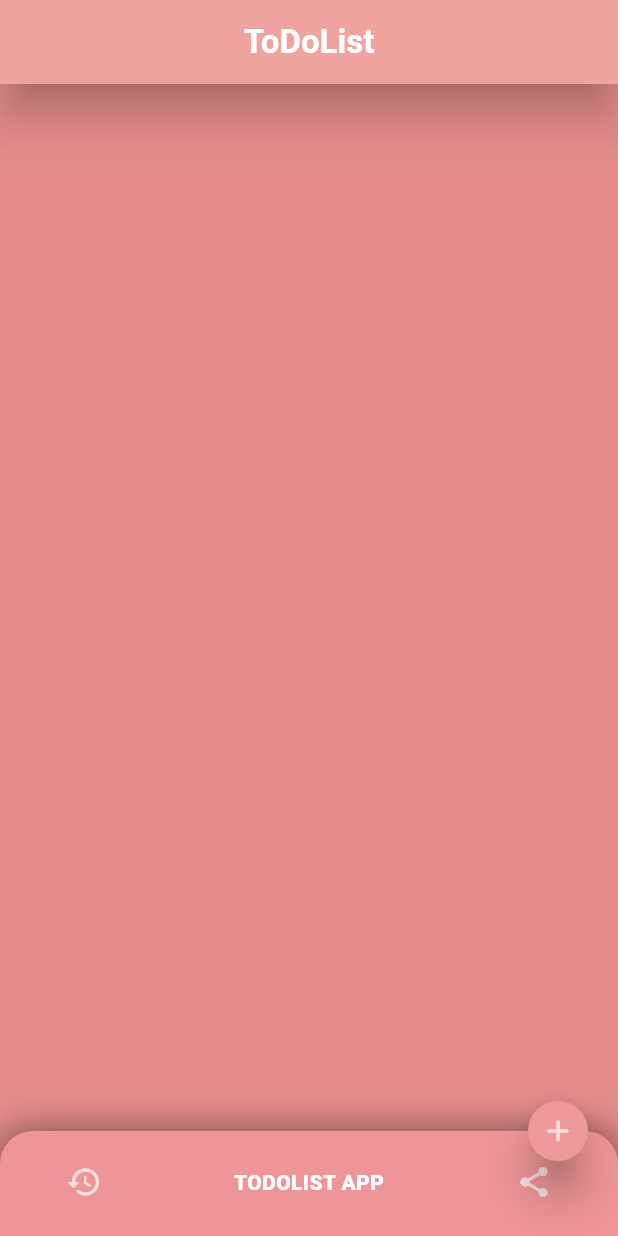
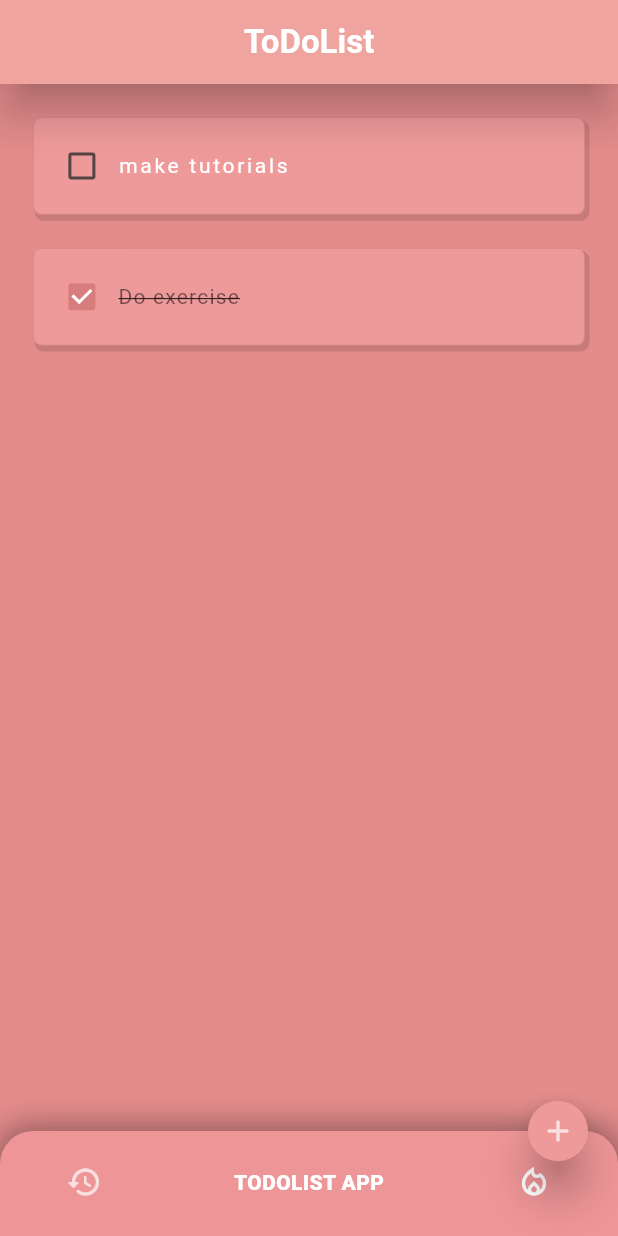
Before and after one commit to SarthakMohanty1965/CODSOFT, a Flutter app: the screen it shows after launch, on a phone screen of 412 x 824 dp. Run offline on Flutter 3.47's test engine with Material 3 defaults, Android fonts, the phone set to English and light mode, and no system bars.

Commit message:
created todolist content
here i have created a todoList tile
 1.user will be able to add delete or edit tasks,
2. DRY (Don't repeat yourself) Management

```diff
--- a/task_02/lib/main.dart
+++ b/task_02/lib/main.dart
@@ -1,4 +1,5 @@
 import 'package:flutter/material.dart';
+import 'package:todolist/todo_list.dart';
 
 
 void main() {
@@ -52,7 +53,7 @@ class _MyHomePageState extends State<MyHomePage> {
       ),
 
       body: Center(
-        /*child: ListView.builder(
+        child: ListView.builder(
           itemCount: toDoList.length,
           itemBuilder: (context, index) {
             return ToDoList(
@@ -64,7 +65,7 @@ class _MyHomePageState extends State<MyHomePage> {
                   });
                 });
           },
-        ),*/
+        ),
       ),
       bottomSheet: Container(
         height: 70,
@@ -134,10 +135,10 @@ class _MyHomePageState extends State<MyHomePage> {
                     onTap: () {},
 
                     child:const Tooltip(
-                      message: "Share everyone",
+                      message: "Share ScreenShot",
                       child: Icon(
-                        Icons.share_rounded,
-                        color: Colors.white70,
+                        Icons.local_fire_department_outlined,
+                        color: Colors.white,
                       ),
                     ))
               ],
@@ -158,7 +159,7 @@ class _MyHomePageState extends State<MyHomePage> {
           Icons.add_rounded,
           color: Colors.white70,
         ),
-      ), // This trailing comma makes auto-formatting nicer for build methods.
+      ),
       backgroundColor: Color.fromARGB(225, 224, 125, 125),
     );
   }
```
Also changed, not shown: 1 other file.
